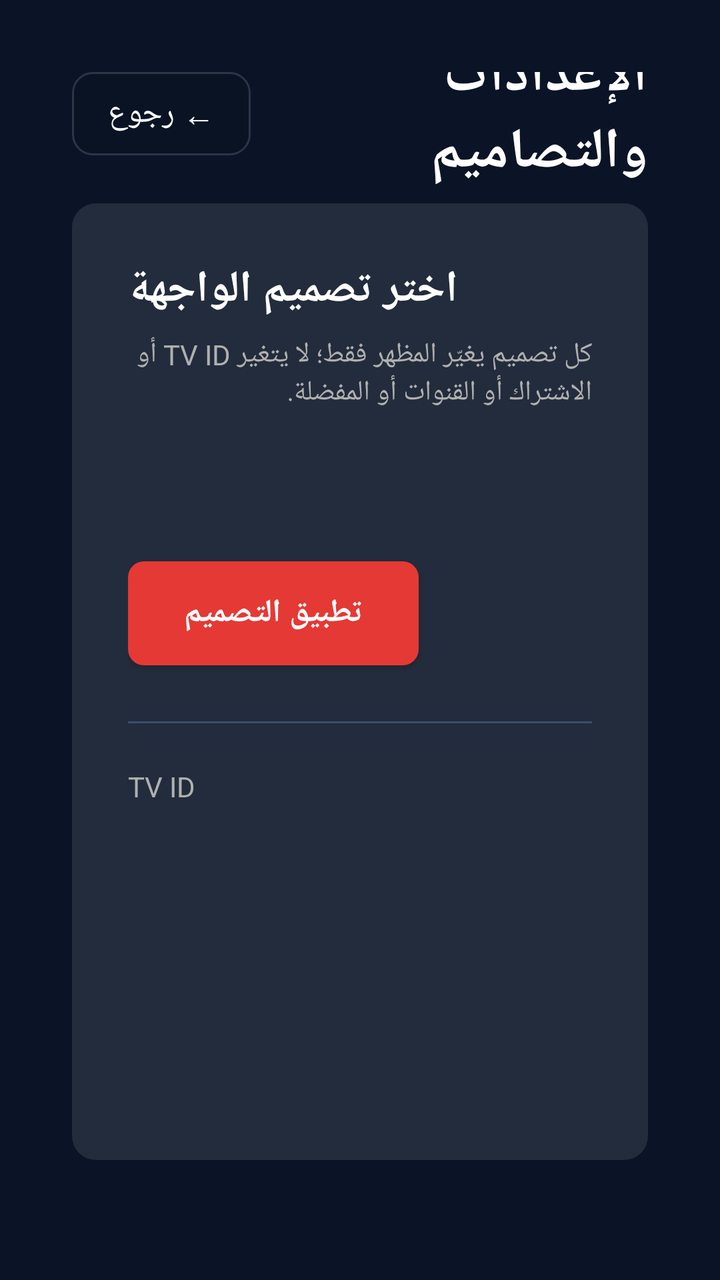
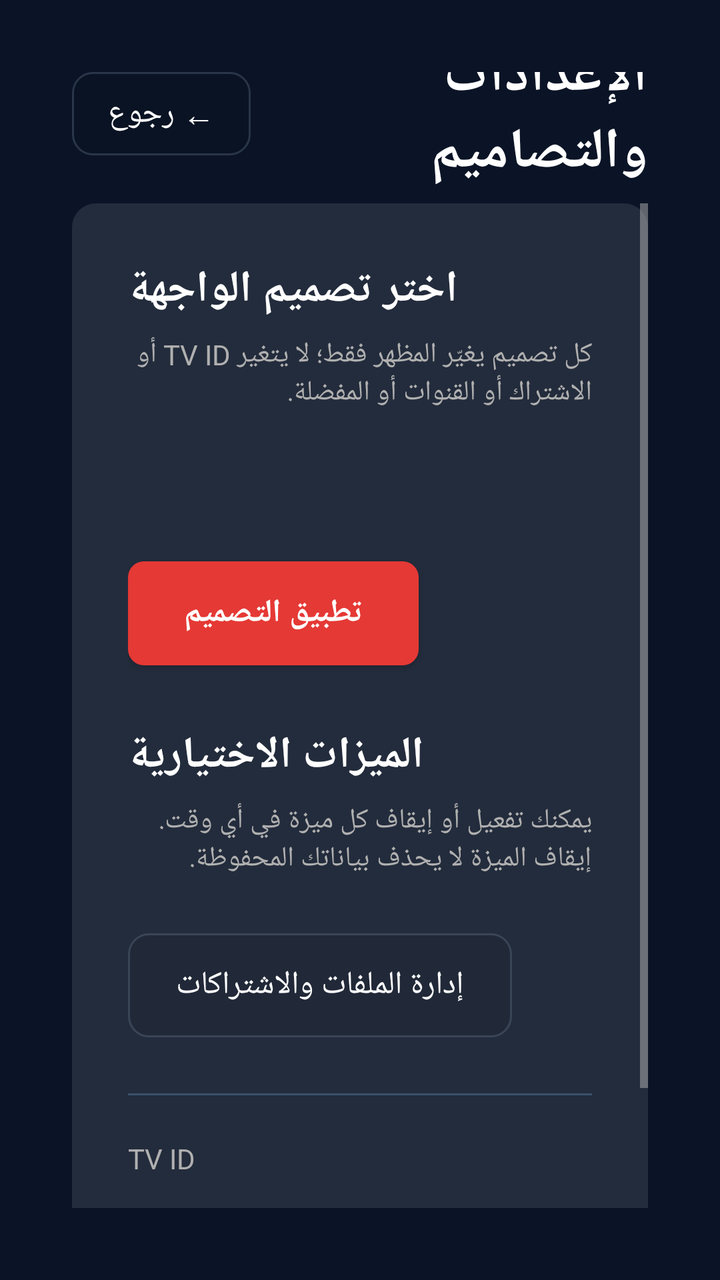

Before-and-after screenshots of an Android layout around one commit, followed by the original layout XML and the change that was made.
<!-- AndroidManifest.xml: application theme AppTheme -->
<!-- res/layout/activity_settings.xml -->
<?xml version="1.0" encoding="utf-8"?>
<androidx.constraintlayout.widget.ConstraintLayout xmlns:android="http://schemas.android.com/apk/res/android"
    xmlns:app="http://schemas.android.com/apk/res-auto"
    android:layout_width="match_parent"
    android:layout_height="match_parent"
    android:background="#0A1426"
    android:layoutDirection="ltr"
    android:padding="36dp">

    <TextView
        android:id="@+id/backButton"
        android:layout_width="wrap_content"
        android:layout_height="wrap_content"
        android:background="@drawable/bg_login_secondary_button"
        android:clickable="true"
        android:focusable="true"
        android:paddingHorizontal="18dp"
        android:paddingVertical="10dp"
        android:text="← رجوع"
        android:textColor="@color/white"
        android:textSize="16sp"
        app:layout_constraintStart_toStartOf="parent"
        app:layout_constraintTop_toTopOf="parent" />

    <TextView
        android:id="@+id/settingsTitle"
        android:layout_width="0dp"
        android:layout_height="wrap_content"
        android:layout_marginStart="28dp"
        android:text="الإعدادات والتصاميم"
        android:textColor="@color/white"
        android:textSize="28sp"
        android:textStyle="bold"
        app:layout_constraintBottom_toBottomOf="@id/backButton"
        app:layout_constraintEnd_toEndOf="parent"
        app:layout_constraintStart_toEndOf="@id/backButton"
        app:layout_constraintTop_toTopOf="@id/backButton" />

    <ScrollView
        android:id="@+id/settingsScroll"
        android:layout_width="0dp"
        android:layout_height="0dp"
        android:layout_marginTop="24dp"
        android:clipToPadding="false"
        android:fillViewport="true"
        android:paddingBottom="24dp"
        app:layout_constraintBottom_toBottomOf="parent"
        app:layout_constraintEnd_toEndOf="parent"
        app:layout_constraintStart_toStartOf="parent"
        app:layout_constraintTop_toBottomOf="@id/backButton">

        <LinearLayout
            android:id="@+id/contentPanel"
            android:layout_width="match_parent"
            android:layout_height="wrap_content"
            android:background="@drawable/bg_info_card"
            android:orientation="vertical"
            android:padding="28dp">

            <TextView
                android:layout_width="wrap_content"
                android:layout_height="wrap_content"
                android:text="اختر تصميم الواجهة"
                android:textColor="@color/white"
                android:textSize="22sp"
                android:textStyle="bold" />

            <TextView
                android:layout_width="wrap_content"
                android:layout_height="wrap_content"
                android:layout_marginTop="8dp"
                android:text="كل تصميم يغيّر المظهر فقط؛ لا يتغير TV ID أو الاشتراك أو القنوات أو المفضلة."
                android:textColor="@color/text_gray_light"
                android:textSize="14sp" />

            <RadioGroup
                android:id="@+id/themeGroup"
                android:layout_width="match_parent"
                android:layout_height="wrap_content"
                android:layout_marginTop="18dp"
                android:orientation="vertical" />

            <TextView
                android:id="@+id/selectionState"
                android:layout_width="wrap_content"
                android:layout_height="wrap_content"
                android:layout_marginTop="18dp"
                android:textColor="#D8CA28"
                android:textSize="14sp" />

            <Button
                android:id="@+id/applyThemeButton"
                android:layout_width="wrap_content"
                android:layout_height="52dp"
                android:layout_marginTop="20dp"
                android:background="@drawable/bg_button_red"
                android:focusable="true"
                android:paddingHorizontal="28dp"
                android:text="تطبيق التصميم"
                android:textAllCaps="false"
                android:textColor="@color/white"
                android:textSize="16sp"
                android:textStyle="bold" />

            <View
                android:layout_width="match_parent"
                android:layout_height="1dp"
                android:layout_marginTop="28dp"
                android:background="#38506C" />

            <TextView
                android:layout_width="wrap_content"
                android:layout_height="wrap_content"
                android:layout_marginTop="22dp"
                android:text="TV ID"
                android:textColor="@color/text_gray_light"
                android:textSize="14sp" />

            <TextView
                android:id="@+id/tvIdValue"
                android:layout_width="wrap_content"
                android:layout_height="wrap_content"
                android:layout_marginTop="4dp"
                android:fontFamily="monospace"
                android:textColor="@color/white"
                android:textDirection="ltr"
                android:textSize="18sp"
                android:textStyle="bold" />
        </LinearLayout>
    </ScrollView>
</androidx.constraintlayout.widget.ConstraintLayout>
<!-- resources referenced by this layout -->
<resources>
  <color name="text_gray_light">#B0B0B0</color>
  <color name="white">#FFFFFF</color>
  <!-- drawable bg_button_red (drawable) -->
  <?xml version="1.0" encoding="utf-8"?>
  <shape xmlns:android="http://schemas.android.com/apk/res/android">
      <solid android:color="#E53935" />
      <corners android:radius="8dp" />
  </shape>
  <!-- drawable bg_info_card (drawable) -->
  <?xml version="1.0" encoding="utf-8"?>
  <shape xmlns:android="http://schemas.android.com/apk/res/android">
      <solid android:color="#1AFFFFFF" />
      <corners android:radius="12dp" />
  </shape>
  <!-- drawable bg_login_secondary_button (drawable) -->
  <?xml version="1.0" encoding="utf-8"?>
  <selector xmlns:android="http://schemas.android.com/apk/res/android">
      <item android:state_focused="true">
          <shape android:shape="rectangle">
              <solid android:color="#1AFF1744" />
              <corners android:radius="10dp" />
              <stroke android:width="2dp" android:color="#FFE91E45" />
          </shape>
      </item>
      <item>
          <shape android:shape="rectangle">
              <solid android:color="#12000000" />
              <corners android:radius="10dp" />
              <stroke android:width="1dp" android:color="#5966768C" />
          </shape>
      </item>
  </selector>
  <style name="AppTheme" parent="Theme.AppCompat.NoActionBar">
          
          <item name="colorPrimary">@color/primary_blue</item>
          <item name="colorPrimaryDark">@color/dark_background</item>
          <item name="colorAccent">@color/accent_blue</item>
  
          
          <item name="android:windowBackground">@color/dark_background</item>
          <item name="android:colorBackground">@color/dark_background</item>
  
          
          <item name="android:textColorPrimary">@color/text_primary</item>
          <item name="android:textColorSecondary">@color/text_secondary</item>
  
          
          <item name="android:windowDrawsSystemBarBackgrounds">true</item>
      </style>
  <color name="primary_blue">#2196F3</color>
  <color name="dark_background">#0D1117</color>
  <color name="accent_blue">#64B5F6</color>
  <color name="text_primary">#FFFFFF</color>
  <color name="text_secondary">#B0B0B0</color>
</resources>

<!-- the commit's change to res/layout/activity_settings.xml (unified diff, before → after) -->
@@ -102,6 +102,43 @@
                 android:textSize="16sp"
                 android:textStyle="bold" />
 
+            <TextView
+                android:layout_width="wrap_content"
+                android:layout_height="wrap_content"
+                android:layout_marginTop="30dp"
+                android:text="الميزات الاختيارية"
+                android:textColor="@color/white"
+                android:textSize="22sp"
+                android:textStyle="bold" />
+
+            <TextView
+                android:layout_width="wrap_content"
+                android:layout_height="wrap_content"
+                android:layout_marginTop="8dp"
+                android:text="يمكنك تفعيل أو إيقاف كل ميزة في أي وقت. إيقاف الميزة لا يحذف بياناتك المحفوظة."
+                android:textColor="@color/text_gray_light"
+                android:textSize="14sp" />
+
+            <LinearLayout
+                android:id="@+id/featureSettingsContainer"
+                android:layout_width="match_parent"
+                android:layout_height="wrap_content"
+                android:layout_marginTop="14dp"
+                android:orientation="vertical" />
+
+            <Button
+                android:id="@+id/manageAccountsButton"
+                android:layout_width="wrap_content"
+                android:layout_height="52dp"
+                android:layout_marginTop="14dp"
+                android:background="@drawable/bg_login_secondary_button"
+                android:focusable="true"
+                android:paddingHorizontal="24dp"
+                android:text="إدارة الملفات والاشتراكات"
+                android:textAllCaps="false"
+                android:textColor="@color/white"
+                android:textSize="16sp" />
+
             <View
                 android:layout_width="match_parent"
                 android:layout_height="1dp"
